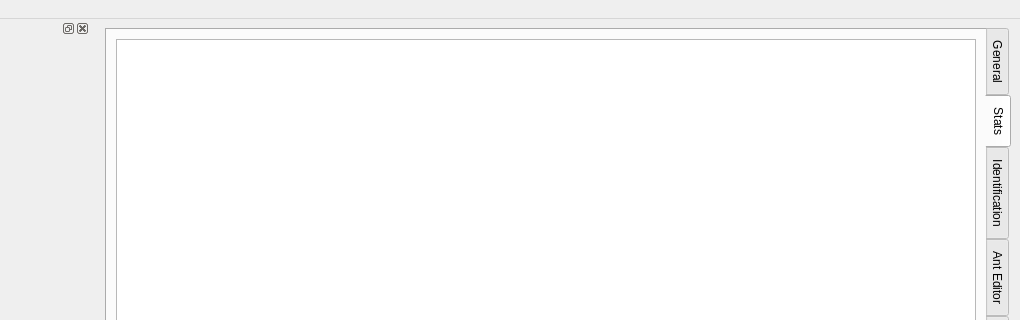
Qt form src/fort/studio/widget/MainWindow.ui (formicidae-tracker/studio) before a commit; both pictures show x 228 to 1248 and y 0 to 320 of the 1248 by 753 pixel window.
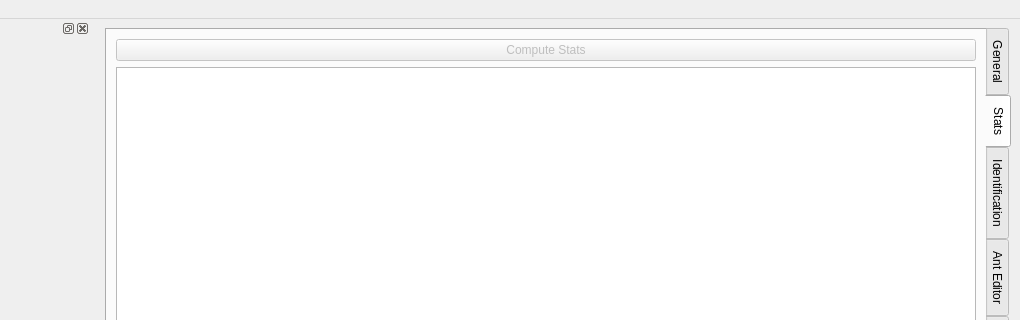
The same form after that commit. Icons and pictures are not drawn. Custom widgets are drawn as their Qt base class.

Commit message:
No Lazy tag statistics loading
Large datasets loading is heavy, we should ask user to trigger it

```diff
--- a/src/fort/studio/widget/MainWindow.ui
+++ b/src/fort/studio/widget/MainWindow.ui
@@ -71,6 +71,16 @@
         <string>Stats</string>
        </attribute>
        <layout class="QVBoxLayout" name="verticalLayout_5">
+        <item>
+         <widget class="QPushButton" name="computeStatsButton">
+          <property name="enabled">
+           <bool>false</bool>
+          </property>
+          <property name="text">
+           <string>Compute Stats</string>
+          </property>
+         </widget>
+        </item>
         <item>
          <widget class="QTableView" name="statsView">
           <property name="alternatingRowColors">
```
Left out of the diff: 2 changed lines with no effect on the pictures. The commit also changes 2 other files.
